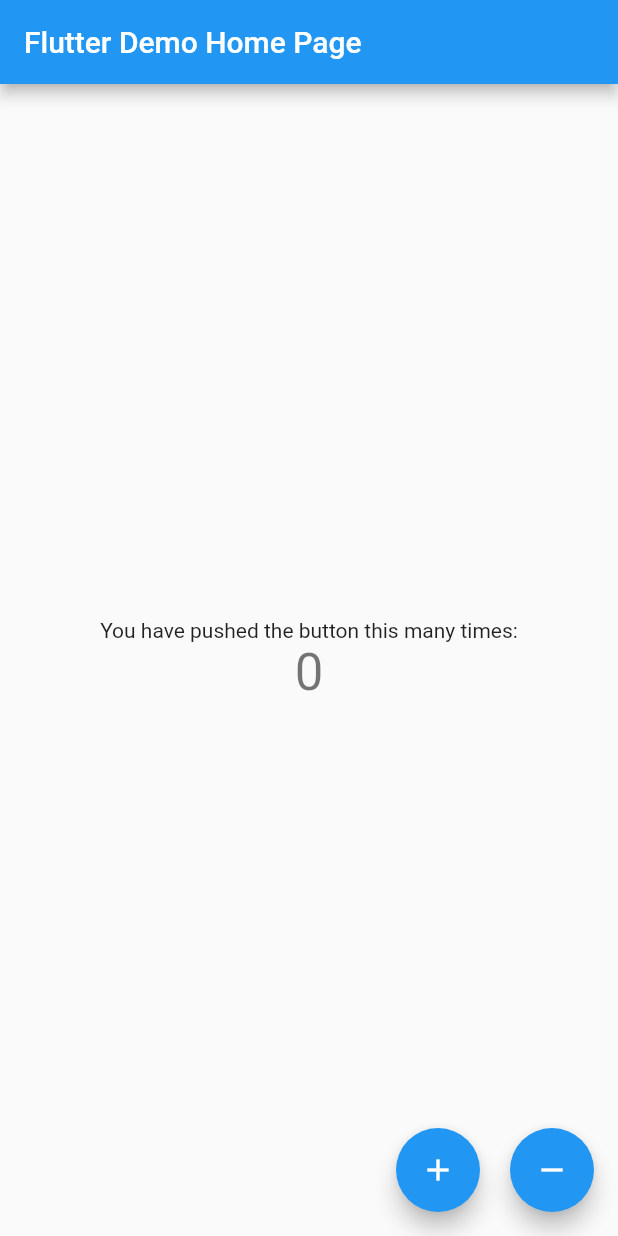
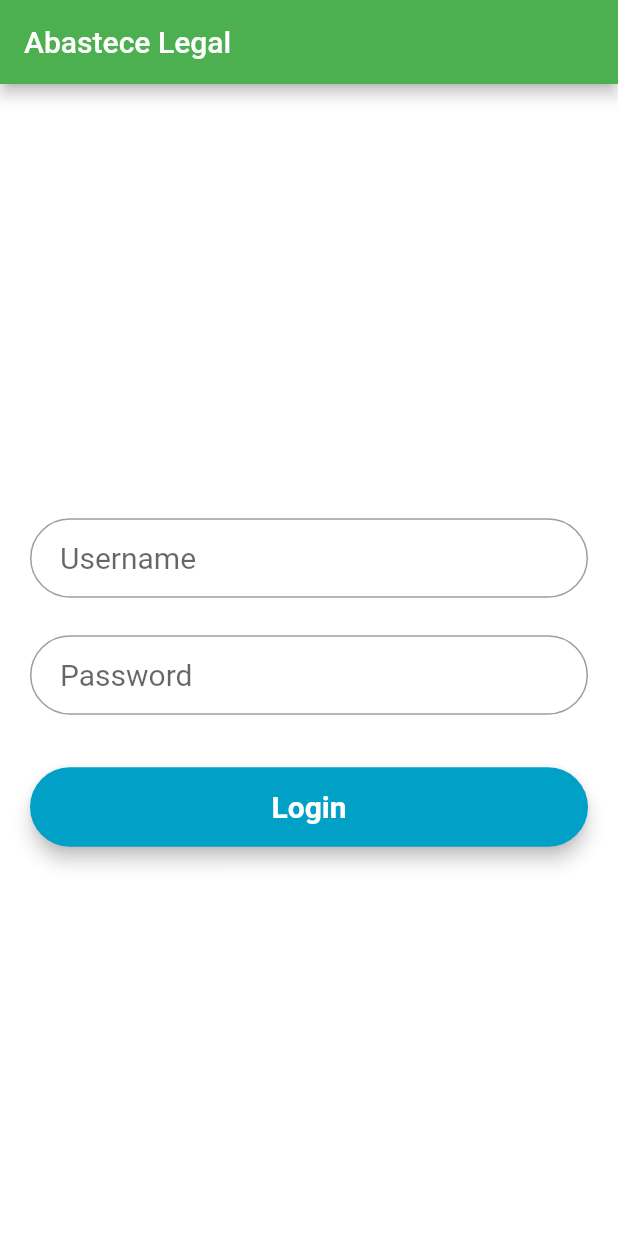
Before and after one commit to maxwellacioli/abastecelegalapp, a Flutter app: the screen it shows after launch, on a phone screen of 412 x 824 dp. Run offline on Flutter 3.47's test engine with Material 2 defaults, Android fonts, the phone set to English and light mode, and no system bars; Roboto replaces fonts that are missing (Montserrat).

Commit message:
created login view

```diff
--- a/lib/main.dart
+++ b/lib/main.dart
@@ -18,9 +18,9 @@ class MyApp extends StatelessWidget {
         // or simply save your changes to "hot reload" in a Flutter IDE).
         // Notice that the counter didn't reset back to zero; the application
         // is not restarted.
-        primarySwatch: Colors.blue,
+        primarySwatch: Colors.green,
       ),
-      home: MyHomePage(title: 'Flutter Demo Home Page'),
+      home: MyHomePage(title: 'Abastece Legal'),
     );
   }
 }
@@ -44,6 +44,7 @@ class MyHomePage extends StatefulWidget {
 }
 
 class _MyHomePageState extends State<MyHomePage> {
+  TextStyle style = TextStyle(fontFamily: 'Montserrat', fontSize: 20.0);
   int _counter = 0;
 
   void _incrementCounter() {
@@ -59,6 +60,45 @@ class _MyHomePageState extends State<MyHomePage> {
 
   @override
   Widget build(BuildContext context) {
+    //Username Fiel
+    final usernameField = TextField(
+      obscureText: false,
+      style: style,
+      decoration: InputDecoration(
+          contentPadding: EdgeInsets.fromLTRB(20.0, 15.0, 20.0, 15.0),
+          hintText: "Username",
+          border:
+              OutlineInputBorder(borderRadius: BorderRadius.circular(32.0))),
+    );
+
+    //Password Field
+    final passwordField = TextField(
+      obscureText: true,
+      style: style,
+      decoration: InputDecoration(
+          contentPadding: EdgeInsets.fromLTRB(20.0, 15.0, 20.0, 15.0),
+          hintText: "Password",
+          border:
+              OutlineInputBorder(borderRadius: BorderRadius.circular(32.0))),
+    );
+
+    final loginButon = Material(
+      elevation: 5.0,
+      borderRadius: BorderRadius.circular(30.0),
+      color: Color(0xff01A0C7),
+      child: MaterialButton(
+        minWidth: MediaQuery.of(context).size.width,
+        padding: EdgeInsets.fromLTRB(20.0, 15.0, 20.0, 15.0),
+        onPressed: () {
+          print('>>>>>>>>>> I was pressed! <<<<<<<<<<');
+        },
+        child: Text("Login",
+            textAlign: TextAlign.center,
+            style: style.copyWith(
+                color: Colors.white, fontWeight: FontWeight.bold)),
+      ),
+    );
+
     // This method is rerun every time setState is called, for instance as done
     // by the _incrementCounter method above.
     //
@@ -74,51 +114,30 @@ class _MyHomePageState extends State<MyHomePage> {
       body: Center(
         // Center is a layout widget. It takes a single child and positions it
         // in the middle of the parent.
+        child: Container(
+          color: Colors.white,
+          child: Padding(
+            padding: const EdgeInsets.all(20.0),
             child: Column(
-          // Column is also a layout widget. It takes a list of children and
-          // arranges them vertically. By default, it sizes itself to fit its
-          // children horizontally, and tries to be as tall as its parent.
-          //
-          // Invoke "debug painting" (press "p" in the console, choose the
-          // "Toggle Debug Paint" action from the Flutter Inspector in Android
-          // Studio, or the "Toggle Debug Paint" command in Visual Studio Code)
-          // to see the wireframe for each widget.
-          //
-          // Column has various properties to control how it sizes itself and
-          // how it positions its children. Here we use mainAxisAlignment to
-          // center the children vertically; the main axis here is the vertical
-          // axis because Columns are vertical (the cross axis would be
-          // horizontal).
+              crossAxisAlignment: CrossAxisAlignment.center,
               mainAxisAlignment: MainAxisAlignment.center,
               children: <Widget>[
-            Text(
-              'You have pushed the button this many times:',
+                SizedBox(height: 45.0),
+                usernameField,
+                SizedBox(height: 25.0),
+                passwordField,
+                SizedBox(
+                  height: 35.0,
                 ),
-            Text(
-              '$_counter',
-              style: Theme.of(context).textTheme.display1,
+                loginButon,
+                SizedBox(
+                  height: 15.0,
                 ),
               ],
             ),
           ),
-      floatingActionButton: Row(
-        mainAxisAlignment: MainAxisAlignment.end,
-        children: <Widget>[
-          FloatingActionButton(
-            onPressed: _incrementCounter,
-            tooltip: 'Increment',
-            child: Icon(Icons.add),
         ),
-          SizedBox(
-            width: 20.0,
       ),
-          FloatingActionButton(
-            onPressed: _decrementCounter,
-            tooltip: 'Decrement',
-            child: Icon(Icons.remove),
-          ),
-        ],
-      ), // This trailing comma makes auto-formatting nicer for build methods.
     );
   }
 
```
Lines whose indentation alone changed are shown as unchanged.
